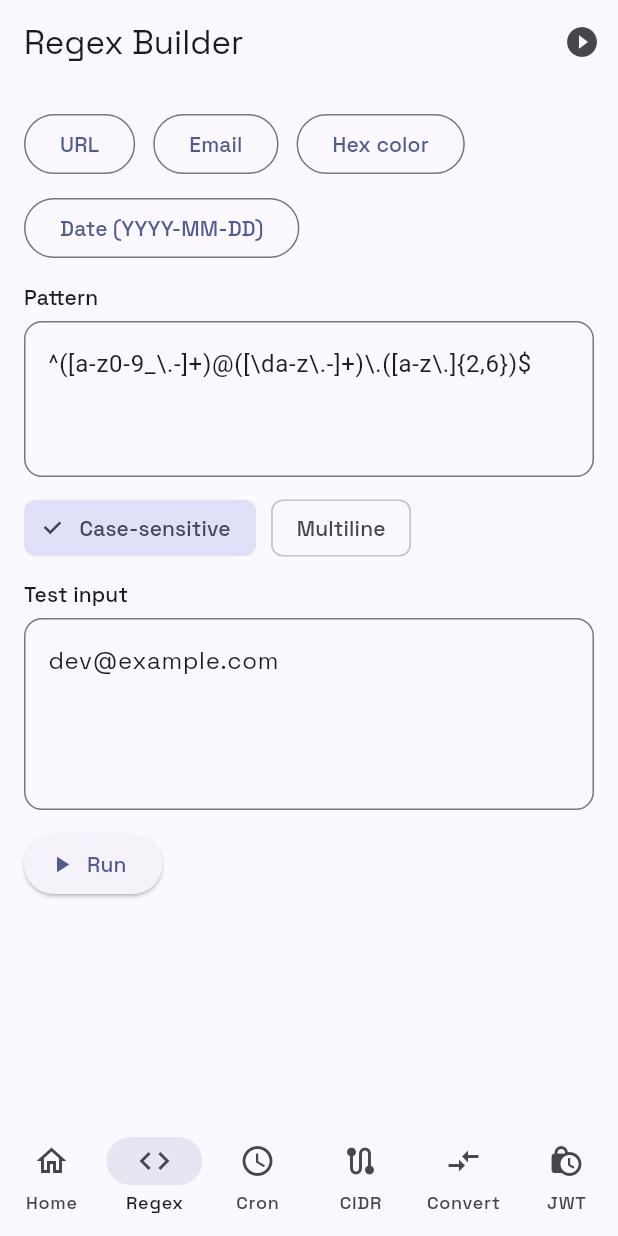
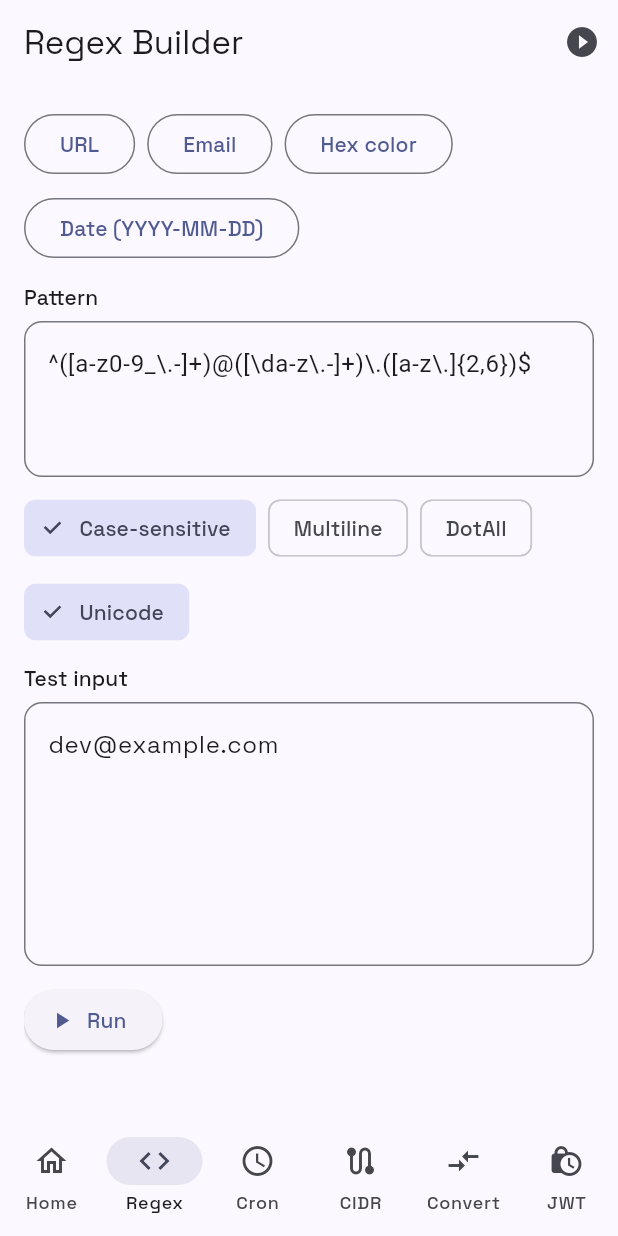
Before and after one commit to firasmosbehi/devtools-pro, a Flutter app: the screen it shows after launch, item 2 of the bottom bar chosen, on a phone screen of 412 x 824 dp. Run offline on Flutter 3.47's test engine with Material 3 defaults, Android fonts, the phone set to English and light mode, and no system bars; our stand-ins replace google_fonts, timezone, yaml; missing offline and left inert: cron_parser, json2yaml, toml.

Commit message:
feat: improve regex builder UX and stability

```diff
--- a/lib/main.dart
+++ b/lib/main.dart
@@ -356,6 +356,8 @@ class _RegexBuilderPageState extends State<RegexBuilderPage> {
   final _testCtrl = TextEditingController(text: 'dev@example.com');
   bool _caseSensitive = true;
   bool _multiLine = false;
+  bool _dotAll = false;
+  bool _unicode = true;
   String? _error;
   List<RegExpMatch>? _matches;
 
@@ -366,6 +368,8 @@ class _RegexBuilderPageState extends State<RegexBuilderPage> {
           _patternCtrl.text,
           caseSensitive: _caseSensitive,
           multiLine: _multiLine,
+          dotAll: _dotAll,
+          unicode: _unicode,
         );
         _matches = regex.allMatches(_testCtrl.text).toList();
         _error = _matches!.isEmpty ? 'No matches found' : null;
@@ -379,6 +383,7 @@ class _RegexBuilderPageState extends State<RegexBuilderPage> {
   @override
   Widget build(BuildContext context) {
     final colorScheme = Theme.of(context).colorScheme;
+    final bottomInset = MediaQuery.of(context).viewInsets.bottom;
     return Scaffold(
       appBar: AppBar(
         title: const Text('Regex Builder'),
@@ -390,22 +395,42 @@ class _RegexBuilderPageState extends State<RegexBuilderPage> {
           ),
         ],
       ),
-      body: Padding(
+      body: SafeArea(
+        child: Padding(
           padding: const EdgeInsets.all(16),
+          child: LayoutBuilder(
+            builder: (context, constraints) {
+              return SingleChildScrollView(
+                padding: EdgeInsets.only(bottom: bottomInset + 24),
+                child: ConstrainedBox(
+                  constraints: BoxConstraints(minHeight: constraints.maxHeight),
                   child: Column(
                     crossAxisAlignment: CrossAxisAlignment.start,
                     children: [
                       Wrap(
-              spacing: 12,
+                        spacing: 8,
                         runSpacing: 8,
                         children: [
-                _regexPresetButton(r"^https?://[\w.-]+", 'URL'),
                           _regexPresetButton(
-                  r"^[\w.%+-]+@[\w.-]+\\.[A-Za-z]{2,}$",
+                            r"^https?://[\w.-]+",
+                            'URL',
+                            sample: 'https://example.dev/path',
+                          ),
+                          _regexPresetButton(
+                            r"^[\w.%+-]+@[\w.-]+\.[A-Za-z]{2,}$",
                             'Email',
+                            sample: 'dev@example.com',
                           ),
-                _regexPresetButton(r"^#[0-9A-Fa-f]{6}$", 'Hex color'),
-                _regexPresetButton(r"^\d{4}-\d{2}-\d{2}$", 'Date (YYYY-MM-DD)'),
+                          _regexPresetButton(
+                            r"^#[0-9A-Fa-f]{6}$",
+                            'Hex color',
+                            sample: '#FF00AA',
+                          ),
+                          _regexPresetButton(
+                            r"^\d{4}-\d{2}-\d{2}$",
+                            'Date (YYYY-MM-DD)',
+                            sample: '2026-02-06',
+                          ),
                         ],
                       ),
                       const SizedBox(height: 12),
@@ -417,18 +442,30 @@ class _RegexBuilderPageState extends State<RegexBuilderPage> {
                         maxLines: 3,
                       ),
                       const SizedBox(height: 10),
-            Row(
+                      Wrap(
+                        spacing: 8,
+                        runSpacing: 8,
                         children: [
                           FilterChip(
                             label: const Text('Case-sensitive'),
                             selected: _caseSensitive,
-                  onSelected: (v) => setState(() => _caseSensitive = v),
+                            onSelected: (v) =>
+                                setState(() => _caseSensitive = v),
                           ),
-                const SizedBox(width: 10),
                           FilterChip(
                             label: const Text('Multiline'),
                             selected: _multiLine,
                             onSelected: (v) => setState(() => _multiLine = v),
+                          ),
+                          FilterChip(
+                            label: const Text('DotAll'),
+                            selected: _dotAll,
+                            onSelected: (v) => setState(() => _dotAll = v),
+                          ),
+                          FilterChip(
+                            label: const Text('Unicode'),
+                            selected: _unicode,
+                            onSelected: (v) => setState(() => _unicode = v),
                           ),
                         ],
                       ),
@@ -437,23 +474,58 @@ class _RegexBuilderPageState extends State<RegexBuilderPage> {
                         label: 'Test input',
                         controller: _testCtrl,
                         hint: 'Paste text to test',
-              maxLines: 4,
+                        maxLines: 6,
                       ),
                       const SizedBox(height: 12),
+                      Row(
+                        children: [
                           ElevatedButton.icon(
                             onPressed: _run,
                             icon: const Icon(Icons.play_arrow),
                             label: const Text('Run'),
                           ),
+                          const SizedBox(width: 12),
+                          if (_matches != null)
+                            Chip(
+                              avatar: const Icon(Icons.check),
+                              label: Text('${_matches!.length} match(es)'),
+                              backgroundColor: colorScheme.primaryContainer
+                                  .withValues(alpha: .35),
+                            ),
+                        ],
+                      ),
                       const SizedBox(height: 12),
                       if (_error != null)
-              Text(_error!, style: TextStyle(color: colorScheme.error)),
+                        Text(
+                          _error!,
+                          style: TextStyle(color: colorScheme.error),
+                        ),
+                      if (_matches != null)
+                        Card(
+                          margin: const EdgeInsets.only(top: 8),
+                          child: Padding(
+                            padding: const EdgeInsets.all(12),
+                            child: Column(
+                              crossAxisAlignment: CrossAxisAlignment.start,
+                              children: [
+                                Text(
+                                  'Highlighted',
+                                  style: Theme.of(context).textTheme.labelLarge,
+                                ),
+                                const SizedBox(height: 8),
+                                _HighlightedText(
+                                  text: _testCtrl.text,
+                                  matches: _matches!,
+                                  color: colorScheme.primary,
+                                ),
+                              ],
+                            ),
+                          ),
+                        ),
                       if (_matches != null && _matches!.isNotEmpty)
-              Expanded(
-                child: ListView.builder(
-                  itemCount: _matches!.length,
-                  itemBuilder: (context, index) {
-                    final m = _matches![index];
+                        ..._matches!.asMap().entries.map((entry) {
+                          final index = entry.key;
+                          final m = entry.value;
                           final groups = List.generate(
                             m.groupCount + 1,
                             (i) => m.group(i) ?? '',
@@ -461,24 +533,72 @@ class _RegexBuilderPageState extends State<RegexBuilderPage> {
                           return Card(
                             margin: const EdgeInsets.symmetric(vertical: 6),
                             child: ListTile(
-                        title: Text('Match ${index + 1}: "${m.group(0)}"'),
+                              title: Text(
+                                'Match ${index + 1}: "${m.group(0)}"',
+                              ),
                               subtitle: Text('Groups: ${groups.join(', ')}'),
+                            ),
+                          );
+                        }),
+                    ],
+                  ),
                 ),
               );
             },
           ),
         ),
-          ],
-        ),
       ),
     );
   }
 
-  Widget _regexPresetButton(String pattern, String label) {
+  Widget _regexPresetButton(String pattern, String label, {String? sample}) {
     return OutlinedButton(
-      onPressed: () => setState(() => _patternCtrl.text = pattern),
+      onPressed: () => setState(() {
+        _patternCtrl.text = pattern;
+        if (sample != null) _testCtrl.text = sample;
+      }),
       child: Text(label),
     );
+  }
+}
+
+class _HighlightedText extends StatelessWidget {
+  const _HighlightedText({
+    required this.text,
+    required this.matches,
+    required this.color,
+  });
+
+  final String text;
+  final List<RegExpMatch> matches;
+  final Color color;
+
+  @override
+  Widget build(BuildContext context) {
+    if (matches.isEmpty) return Text(text);
+    final spans = <TextSpan>[];
+    var cursor = 0;
+    for (final m in matches) {
+      final start = m.start;
+      final end = m.end;
+      if (start > cursor) {
+        spans.add(TextSpan(text: text.substring(cursor, start)));
+      }
+      spans.add(
+        TextSpan(
+          text: text.substring(start, end),
+          style: TextStyle(
+            backgroundColor: color.withValues(alpha: .2),
+            fontWeight: FontWeight.bold,
+          ),
+        ),
+      );
+      cursor = end;
+    }
+    if (cursor < text.length) {
+      spans.add(TextSpan(text: text.substring(cursor)));
+    }
+    return SelectableText.rich(TextSpan(children: spans));
   }
 }
 
@@ -816,7 +936,9 @@ BigInt _ipv4ToInt(String ip) {
   if (parsed.length != 4 || parsed.any((o) => o < 0 || o > 255)) {
     throw 'Invalid IPv4 address';
   }
-  return BigInt.from(parsed[0] << 24 | parsed[1] << 16 | parsed[2] << 8 | parsed[3]);
+  return BigInt.from(
+    parsed[0] << 24 | parsed[1] << 16 | parsed[2] << 8 | parsed[3],
+  );
 }
 
 String _intToIpv4(BigInt value) {
@@ -833,8 +955,9 @@ class ConverterPage extends StatefulWidget {
 }
 
 class _ConverterPageState extends State<ConverterPage> {
-  final _inputCtrl =
-      TextEditingController(text: '{"hello": "world", "items": [1,2,3]}');
+  final _inputCtrl = TextEditingController(
+    text: '{"hello": "world", "items": [1,2,3]}',
+  );
   String _source = 'json';
   String? _error;
   String _jsonOut = '';
@@ -847,8 +970,9 @@ class _ConverterPageState extends State<ConverterPage> {
         final parsed = _parseInput(_inputCtrl.text, _source);
         _jsonOut = const JsonEncoder.withIndent('  ').convert(parsed);
         _yamlOut = json2yaml(parsed);
-        final mapForToml =
-            parsed is Map ? Map<String, Object?>.from(parsed) : {'root': parsed};
+        final mapForToml = parsed is Map
+            ? Map<String, Object?>.from(parsed)
+            : {'root': parsed};
         _tomlOut = TomlDocument.fromMap(mapForToml).toString();
         _error = null;
       } catch (e) {
@@ -996,7 +1120,11 @@ class _JwtToolsPageState extends State<JwtToolsPage> {
         : {'data': obj}; // wrap primitives for display
   }
 
-  String _verifyHs(List<String> parts, Map<String, dynamic> header, String secret) {
+  String _verifyHs(
+    List<String> parts,
+    Map<String, dynamic> header,
+    String secret,
+  ) {
     final alg = (header['alg'] ?? 'HS256') as String;
     Hmac? hmac;
     if (alg == 'HS256') hmac = Hmac(sha256, utf8.encode(secret));
@@ -1008,7 +1136,9 @@ class _JwtToolsPageState extends State<JwtToolsPage> {
     final digest = hmac.convert(utf8.encode(signingInput));
     final expectedSig = _base64UrlNoPad(digest.bytes);
     final providedSig = _normalizeSig(parts[2]);
-    return expectedSig == providedSig ? 'Signature verified ($alg)' : 'Invalid signature';
+    return expectedSig == providedSig
+        ? 'Signature verified ($alg)'
+        : 'Invalid signature';
   }
 
   String _base64UrlNoPad(List<int> bytes) =>
```
Lines whose indentation alone changed are shown as unchanged.
